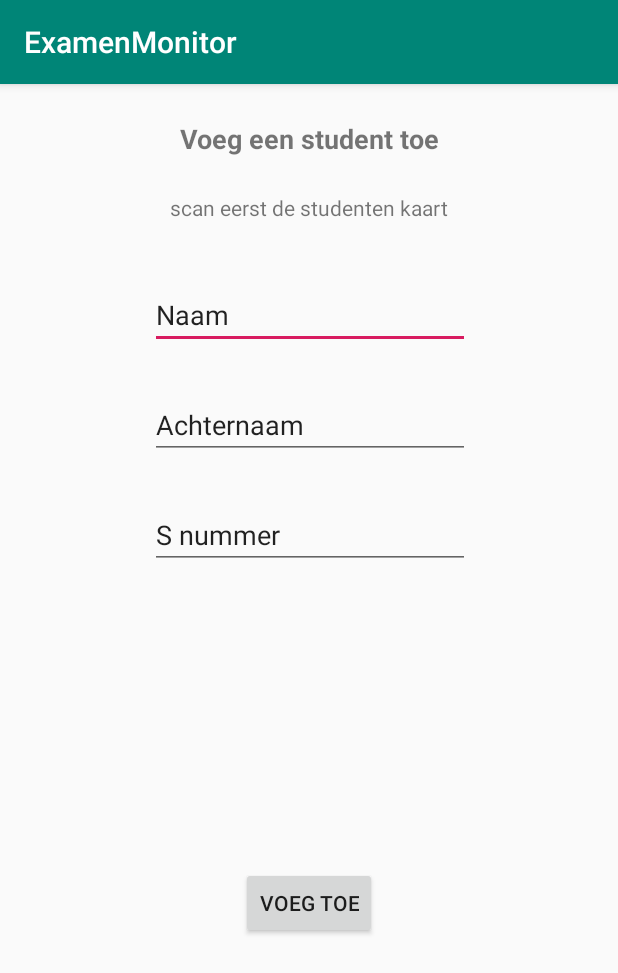
After one commit to mnirm/AppOfTheYear, an Android app: the AddUserActivity screen opened directly, with no data from a screen before it, on a phone screen of 412 x 824 dp. The commit adds this screen. Shown: the top 973 px of the screen. Run offline under Robolectric (Android 15) with nearby library versions, the phone set to English and light mode, and no system bars.

Commit message:
added add_user activity

```diff
--- a/app/src/main/AndroidManifest.xml
+++ b/app/src/main/AndroidManifest.xml
@@ -1,30 +1,38 @@
 <?xml version="1.0" encoding="utf-8"?>
 <manifest xmlns:android="http://schemas.android.com/apk/res/android"
-    package="jarno.oussama.com.examenmonitor" >
+    package="jarno.oussama.com.examenmonitor">
+
     <uses-permission android:name="android.permission.NFC" />
-    <uses-feature android:name="android.hardware.nfc" android:required="true"/>
+
+    <uses-feature
+        android:name="android.hardware.nfc"
+        android:required="true" />
+
     <application
-
         android:allowBackup="true"
         android:icon="@mipmap/ic_launcher"
         android:label="@string/app_name"
         android:roundIcon="@mipmap/ic_launcher_round"
         android:supportsRtl="true"
-        android:theme="@style/AppTheme" >
-        <activity android:name=".MainActivity"
-            android:launchMode="singleTask"
-            android:label="@string/app_name" >
-
+        android:theme="@style/AppTheme">
+        <activity
+            android:name=".MainActivity"
+            android:label="@string/app_name"
+            android:launchMode="singleTask">
             <intent-filter>
                 <action android:name="android.intent.action.MAIN" />
+
                 <category android:name="android.intent.category.LAUNCHER" />
             </intent-filter>
             <intent-filter>
                 <action android:name="android.nfc.action.NDEF_DISCOVERED" />
-                <category android:name="android.intent.category.DEFAULT"/>
+
+                <category android:name="android.intent.category.DEFAULT" />
+
                 <data android:mimeType="text/plain" />
             </intent-filter>
         </activity>
+        <activity android:name=".AddUserActivity"></activity>
     </application>
 
 </manifest>
--- /dev/null
+++ b/app/src/main/java/jarno/oussama/com/examenmonitor/AddUserActivity.java
@@ -0,0 +1,13 @@
+package jarno.oussama.com.examenmonitor;
+
+import android.support.v7.app.AppCompatActivity;
+import android.os.Bundle;
+
+public class AddUserActivity extends AppCompatActivity {
+
+    @Override
+    protected void onCreate(Bundle savedInstanceState) {
+        super.onCreate(savedInstanceState);
+        setContentView(R.layout.activity_add_user);
+    }
+}
--- /dev/null
+++ b/app/src/main/res/layout/activity_add_user.xml
@@ -0,0 +1,94 @@
+<?xml version="1.0" encoding="utf-8"?>
+<android.support.constraint.ConstraintLayout xmlns:android="http://schemas.android.com/apk/res/android"
+    xmlns:app="http://schemas.android.com/apk/res-auto"
+    xmlns:tools="http://schemas.android.com/tools"
+    android:layout_width="match_parent"
+    android:layout_height="match_parent"
+    tools:context=".AddUserActivity">
+
+    <TextView
+        android:id="@+id/textView"
+        android:layout_width="wrap_content"
+        android:layout_height="wrap_content"
+        android:layout_marginTop="24dp"
+        android:text="@string/add_user_title"
+        android:textSize="18sp"
+        android:textStyle="bold"
+        app:layout_constraintEnd_toEndOf="parent"
+        app:layout_constraintStart_toStartOf="parent"
+        app:layout_constraintTop_toTopOf="parent" />
+
+    <EditText
+        android:id="@+id/editTextSurname"
+        android:layout_width="wrap_content"
+        android:layout_height="wrap_content"
+        android:layout_marginBottom="28dp"
+        android:layout_marginTop="31dp"
+        android:ems="10"
+        android:inputType="textPersonName"
+        android:text="@string/name_placeholder"
+        app:layout_constraintBottom_toTopOf="@+id/editTextLastname"
+        app:layout_constraintEnd_toEndOf="parent"
+        app:layout_constraintHorizontal_bias="0.502"
+        app:layout_constraintStart_toStartOf="parent"
+        app:layout_constraintTop_toBottomOf="@+id/textViewNfcStatus" />
+
+    <TextView
+        android:id="@+id/textViewNfcStatus"
+        android:layout_width="wrap_content"
+        android:layout_height="wrap_content"
+        android:layout_marginBottom="8dp"
+        android:layout_marginTop="24dp"
+        android:text="@string/scan_card_first"
+        app:layout_constraintBottom_toTopOf="@+id/editTextSurname"
+        app:layout_constraintEnd_toEndOf="parent"
+        app:layout_constraintStart_toStartOf="parent"
+        app:layout_constraintTop_toBottomOf="@+id/textView" />
+<!--    android:clickable="false"
+        android:cursorVisible="false"
+        android:focusable="false"
+        android:focusableInTouchMode="false"-->
+
+
+    <EditText
+        android:id="@+id/editTextLastname"
+        android:layout_width="wrap_content"
+        android:layout_height="wrap_content"
+        android:layout_marginTop="28dp"
+        android:ems="10"
+        android:inputType="textPersonName"
+        android:text="@string/lastname_placeholder"
+        app:layout_constraintEnd_toEndOf="parent"
+        app:layout_constraintHorizontal_bias="0.502"
+        app:layout_constraintStart_toStartOf="parent"
+        app:layout_constraintTop_toBottomOf="@+id/editTextSurname" />
+
+    <EditText
+        android:id="@+id/editTextSNummer"
+        android:layout_width="wrap_content"
+        android:layout_height="wrap_content"
+        android:layout_marginBottom="8dp"
+        android:layout_marginTop="28dp"
+        android:ems="10"
+        android:inputType="textPersonName"
+        android:text="@string/s_number_placeholder"
+        app:layout_constraintBottom_toBottomOf="parent"
+        app:layout_constraintEnd_toEndOf="parent"
+        app:layout_constraintHorizontal_bias="0.502"
+        app:layout_constraintStart_toStartOf="parent"
+        app:layout_constraintTop_toBottomOf="@+id/editTextLastname"
+        app:layout_constraintVertical_bias="0.0" />
+
+    <Button
+        android:id="@+id/buttonAddUser"
+        android:layout_width="wrap_content"
+        android:layout_height="wrap_content"
+        android:layout_marginBottom="8dp"
+        android:layout_marginTop="8dp"
+        android:text="@string/add_user"
+        app:layout_constraintBottom_toBottomOf="parent"
+        app:layout_constraintEnd_toEndOf="parent"
+        app:layout_constraintStart_toStartOf="parent"
+        app:layout_constraintTop_toBottomOf="@+id/editTextSNummer" />
+
+</android.support.constraint.ConstraintLayout>
--- a/app/src/main/res/values/strings.xml
+++ b/app/src/main/res/values/strings.xml
@@ -2,4 +2,10 @@
     <string name="app_name">ExamenMonitor</string>
     <string name="Hold_your_card_against_the_reader_to_scan">Hold your card against the reader to scan</string>
     <string name="Scan">Scan</string>
+    <string name="add_user_title">Voeg een student toe</string>
+    <string name="name_placeholder">Naam</string>
+    <string name="lastname_placeholder">Achternaam</string>
+    <string name="s_number_placeholder">S nummer</string>
+    <string name="add_user">Voeg Toe</string>
+    <string name="scan_card_first">scan eerst de studenten kaart</string>
 </resources>
```
